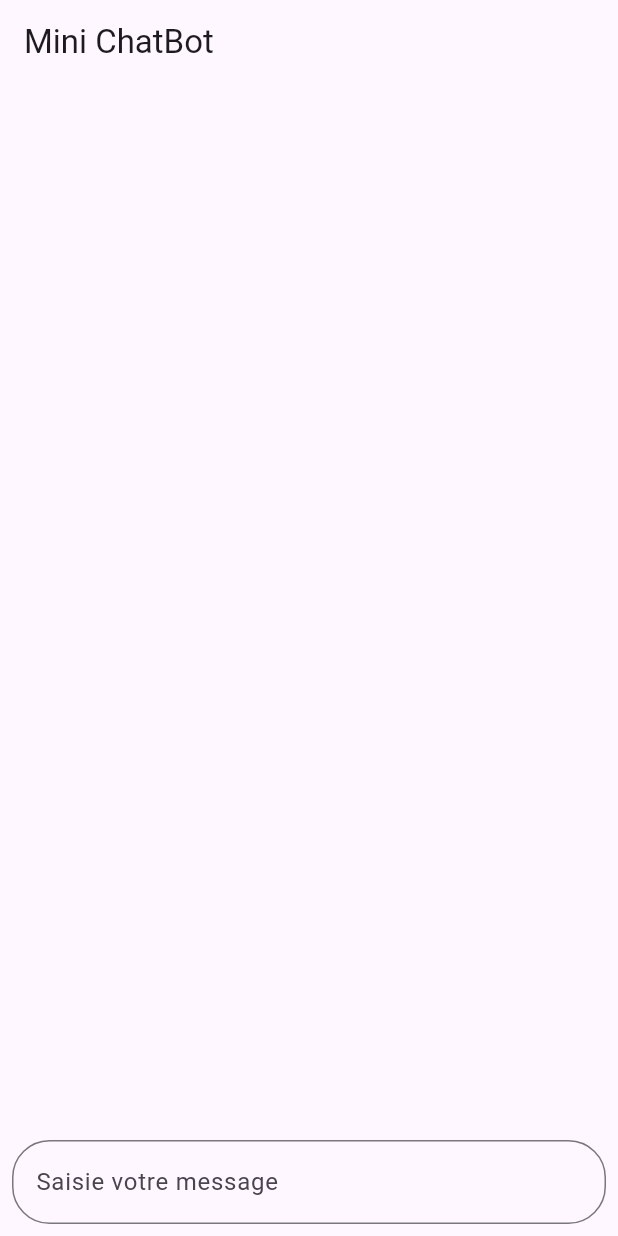
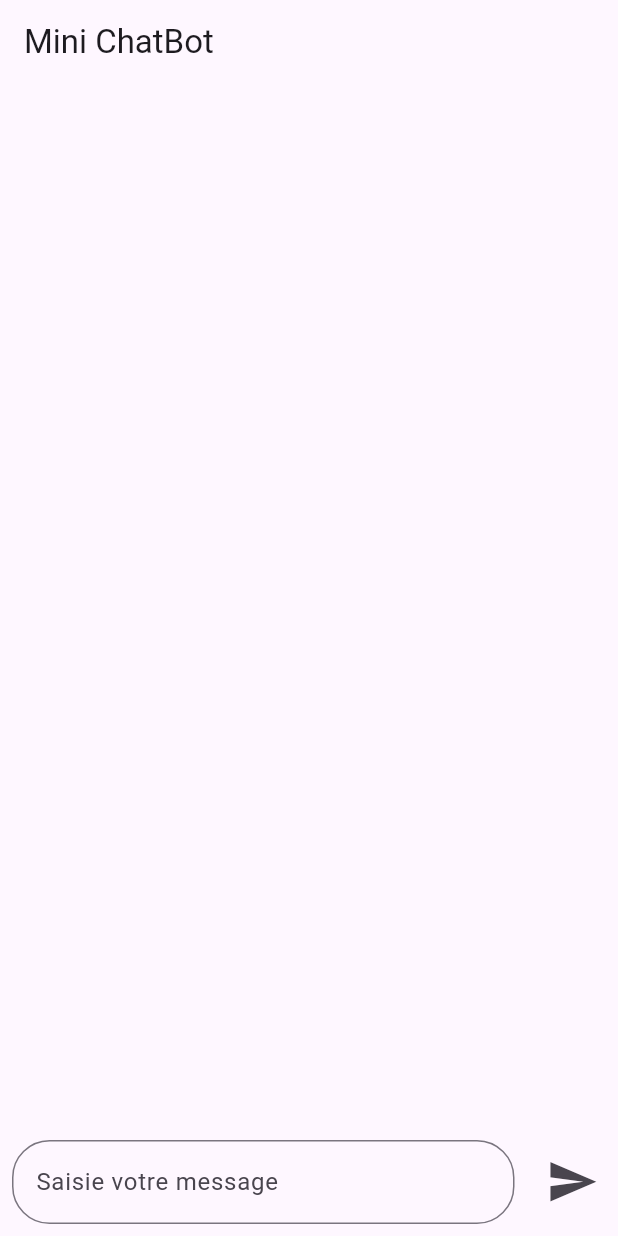
Before and after one commit to Abdelwahebbch/MiniChatBot, a Flutter app: the screen it shows after launch, on a phone screen of 412 x 824 dp. Run offline on Flutter 3.47's test engine with Material 3 defaults, Android fonts, the phone set to English and light mode, and no system bars.

Commit message:
creation of the isLoadOrSend method

```diff
--- a/lib/screens/home_page.dart
+++ b/lib/screens/home_page.dart
@@ -98,11 +98,23 @@ class _MyHomePageState extends State<MyHomePage> {
                   ),
                 ),
               ),
-              if (isload) CircularProgressIndicator(),
+              isLoadOrSend(isload),
             ],
           ),
         ],
       ),
     );
   }
+
+  Widget isLoadOrSend(bool isload) {
+    return Container(
+      margin: EdgeInsets.all(5),
+      child: isload
+          ? const CircularProgressIndicator()
+          : IconButton(
+              onPressed: sendMessage,
+              icon: Icon(Icons.send, size: 35),
+            ),
+    );
+  }
 }
```
